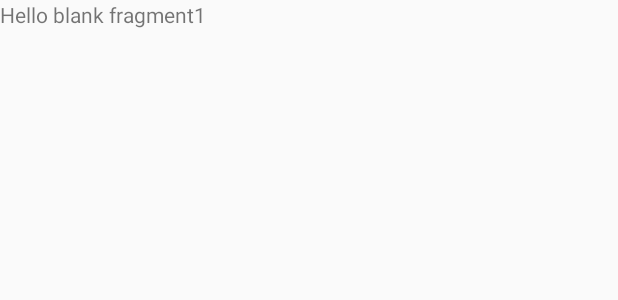
After one commit to AndyLai13/NuxLauncher, an Android app: the layout fragment_first.xml on its own in the app's theme, with its tools: preview values and no code run, on a phone screen of 412 x 824 dp. The commit adds this screen. Shown: the top 300 px of the screen. Run offline under Robolectric (Android 15) with nearby library versions, the phone set to English and light mode, and no system bars.

Commit message:
Add fragment

```diff
--- a/app/src/main/res/layout/activity_cover_flow_demo.xml
+++ b/app/src/main/res/layout/activity_cover_flow_demo.xml
@@ -10,9 +10,8 @@
         android:id="@+id/cover"
         android:layout_width="match_parent"
         android:layout_height="wrap_content"
-        app:layout_constraintBottom_toBottomOf="parent"
-        app:layout_constraintEnd_toEndOf="parent"
-        app:layout_constraintHorizontal_bias="0.5"
+        android:layout_marginTop="0dp"
+        android:layout_marginStart="0dp"
         app:layout_constraintStart_toStartOf="parent"
         app:layout_constraintTop_toTopOf="parent" />
 
--- /dev/null
+++ b/app/src/main/res/layout/fragment_first.xml
@@ -0,0 +1,12 @@
+<FrameLayout xmlns:android="http://schemas.android.com/apk/res/android"
+    xmlns:tools="http://schemas.android.com/tools"
+    android:layout_width="match_parent"
+    android:layout_height="match_parent"
+    tools:context="com.andylai.nuxlauncher.demo.FirstFragment">
+
+    <TextView
+        android:layout_width="match_parent"
+        android:layout_height="match_parent"
+        android:text="@string/hello_blank_fragment1" />
+
+</FrameLayout>
--- a/app/src/main/res/values/strings.xml
+++ b/app/src/main/res/values/strings.xml
@@ -1,3 +1,8 @@
 <resources>
     <string name="app_name">NuxLauncher</string>
+
+    <!-- TODO: Remove or change this placeholder text -->
+    <string name="hello_blank_fragment1">Hello blank fragment1</string>
+    <string name="hello_blank_fragment2">Hello blank fragment2</string>
+
 </resources>
```
Also changed, not shown: app/src/main/java/com/andylai/nuxlauncher/CoverFlowFragmentPagerAdapter.java (added, +40 -0 lines), app/src/main/java/com/andylai/nuxlauncher/SecondFragment.java (added, +18 -0 lines), app/src/main/java/com/andylai/nuxlauncher/demo/CoverFlowDemoActivity.java (+5 -9 lines), app/src/main/java/com/andylai/nuxlauncher/demo/FirstFragment.java (added, +26 -0 lines), app/src/main/res/layout/fragment_second.xml (added, +13 -0 lines).
